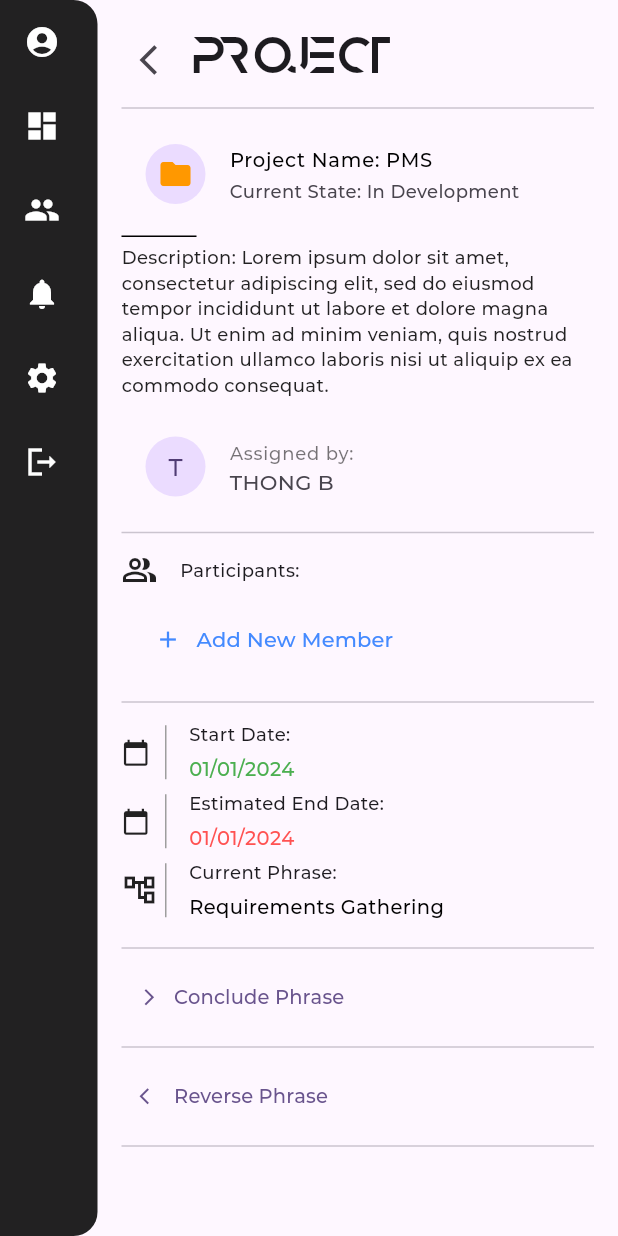
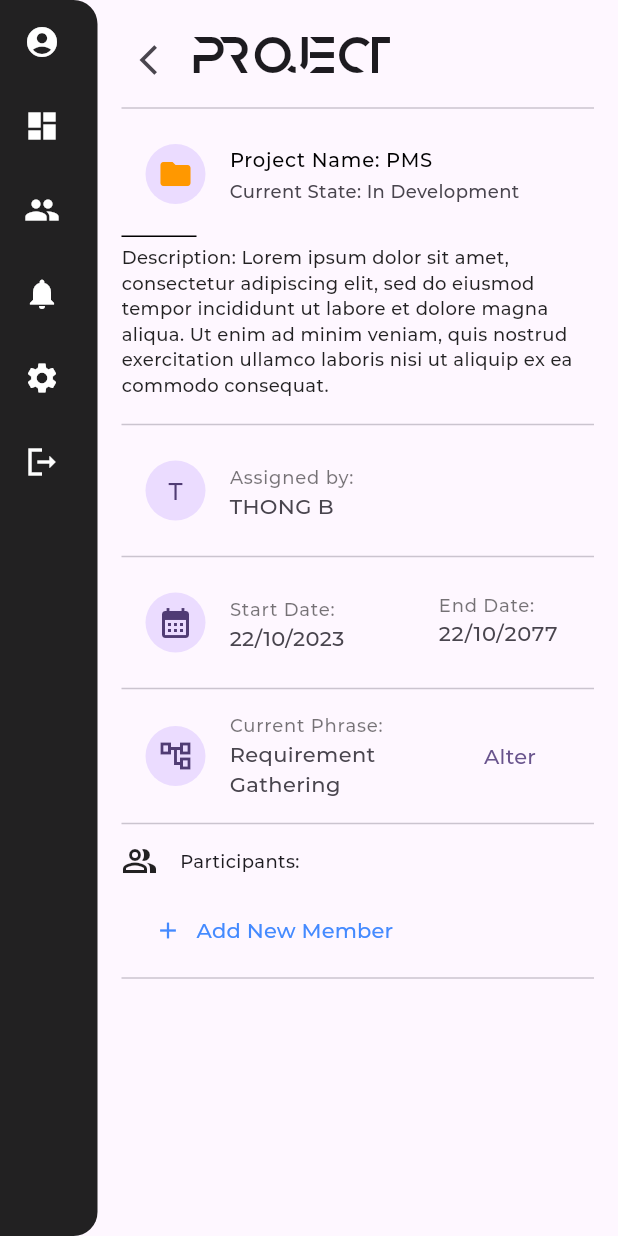
Before and after one commit to thongbui123/cap2_pmapp, a Flutter app: the projectScreen screen opened directly, on a phone screen of 412 x 824 dp. Run offline on Flutter 3.47's test engine with Material 3 defaults, Android fonts, the light colour scheme and no system bars; our stand-ins replace firebase_auth, firebase_core, firebase_database, firebase_storage, fl_chart, fluttertoast and 4 more; missing offline and left inert: ndialog; accounts and stored records are empty; project files that could hold a hidden picture were left out.

Commit message:
Project Detail

```diff
--- a/lib/views/project_detail_screen.dart
+++ b/lib/views/project_detail_screen.dart
@@ -75,6 +75,7 @@ class _projectScreenState extends State<projectScreen> {
                       Text('Description: Lorem ipsum dolor sit amet, consectetur adipiscing elit, sed do eiusmod tempor incididunt ut labore et dolore magna aliqua. Ut enim ad minim veniam, quis nostrud exercitation ullamco laboris nisi ut aliquip ex ea commodo consequat.'
                         , style: TextStyle(fontFamily: 'MontMed', color: Colors.black87, fontSize: 12),),
                       SizedBox(height: 10),
+                      Divider(),
                       ListTile(
                         leading: CircleAvatar(
                             child: Text(
@@ -82,8 +83,33 @@ class _projectScreenState extends State<projectScreen> {
                               style: TextStyle(fontFamily: 'MontMed'),
                             )
                         ),
-                        title: Text('Assigned by:', style: TextStyle(fontFamily: 'MontMed', fontSize: 12, color: Colors.black54)),
+                        title: Text('Assigned by: ', style: TextStyle(fontFamily: 'MontMed', fontSize: 12, color: Colors.black54)),
                         subtitle: Text('THONG B', style: TextStyle(fontFamily: 'MontMed', fontSize: 14)),
+                      ),
+                      Divider(),
+                      ListTile(
+                        leading: CircleAvatar(
+                          child: Icon(Icons.calendar_month),
+                        ),
+                        title: Text('Start Date: ', style: TextStyle(fontFamily: 'MontMed', fontSize: 12, color: Colors.black54)),
+                        subtitle: Text('22/10/2023', style: TextStyle(fontFamily: 'MontMed', fontSize: 14)),
+                        trailing: Column(
+                            crossAxisAlignment: CrossAxisAlignment.start,
+                            children: [
+                              SizedBox(height: 8),
+                              Text('End Date: ', style: TextStyle(fontFamily: 'MontMed', fontSize: 12, color: Colors.black54)),
+                              Text('22/10/2077', style: TextStyle(fontFamily: 'MontMed', fontSize: 14))
+                            ]
+                        ),
+                      ),
+                      Divider(),
+                      ListTile(
+                          leading: CircleAvatar(
+                            child: Icon(Icons.account_tree_outlined),
+                          ),
+                          title: Text('Current Phrase: ', style: TextStyle(fontFamily: 'MontMed', fontSize: 12, color: Colors.black54)),
+                          subtitle: Text('Requirement Gathering', style: TextStyle(fontFamily: 'MontMed', fontSize: 14)),
+                          trailing: TextButton(onPressed: (){_showStateDrawer(context);}, child: Text('Alter', style: TextStyle(fontFamily: 'MontMed', fontSize: 14)))
                       ),
                       Divider(),
                       SizedBox(height: 5),
@@ -140,102 +166,6 @@ class _projectScreenState extends State<projectScreen> {
                                   style: TextStyle(fontFamily: 'MontMed', color: Colors.blueAccent),
                                 ),
                               ],
-                            ),
-                          )
-                      ),
-                      SizedBox(height: 10),
-                      Divider(),
-                      SizedBox(height: 5),
-                      Row(
-                        children: [
-                          Icon(Icons.calendar_today, size: 19, color: Colors.black87,),
-                          SizedBox(width: 10),
-                          Container(width: 1, height: 36, color: Colors.grey,),
-                          SizedBox(width: 15),
-                          Column(
-                            crossAxisAlignment: CrossAxisAlignment.start,
-                            children: [
-                              Text('Start Date:', style: TextStyle(fontFamily: 'MontMed', fontSize: 12),),
-                              SizedBox(height: 5),
-                              Text('01/01/2024', style: TextStyle(fontFamily: 'MontMed', fontSize: 13, color: Colors.green),)
-                            ],
-                          ),
-                        ],
-                      ),
-                      SizedBox(height: 5),
-                      Row(
-                        children: [
-                          Icon(Icons.calendar_today, size: 19, color: Colors.black87,),
-                          SizedBox(width: 10),
-                          Container(width: 1, height: 36, color: Colors.grey,),
-                          SizedBox(width: 15),
-                          Column(
-                            crossAxisAlignment: CrossAxisAlignment.start,
-                            children: [
-                              Text('Estimated End Date:', style: TextStyle(fontFamily: 'MontMed', fontSize: 12),),
-                              SizedBox(height: 5),
-                              Text('01/01/2024', style: TextStyle(fontFamily: 'MontMed', fontSize: 13, color: Colors.redAccent),)
-                            ],
-                          ),
-                        ],
-                      ),
-                      SizedBox(height: 5),
-                      Row(
-                        children: [
-                          Icon(Icons.account_tree_outlined, color: Colors.black87,),
-                          SizedBox(width: 5),
-                          Container(width: 1, height: 36, color: Colors.grey,),
-                          SizedBox(width: 15),
-                          Column(
-                            crossAxisAlignment: CrossAxisAlignment.start,
-                            children: [
-                              Text('Current Phrase:', style: TextStyle(fontFamily: 'MontMed', fontSize: 12),),
-                              SizedBox(height: 5),
-                              Text('Requirements Gathering', style: TextStyle(fontFamily: 'MontMed', fontSize: 13, color: Colors.black),)
-                            ],
-                          ),
-                        ],
-                      ),
-                      SizedBox(height: 10),
-                      Divider(),
-                      Container(
-                          height: 50,
-                          width: 200,
-                          child: TextButton(
-                            onPressed: () {},
-                            child: Container(
-                              child: const Row(
-                                mainAxisAlignment: MainAxisAlignment.start,
-                                children: [
-                                  Icon(Icons.arrow_forward_ios, size: 13),
-                                  SizedBox(width: 10),
-                                  Text(
-                                    'Conclude Phrase',
-                                    style: TextStyle(fontFamily: 'MontMed', fontSize: 13),
-                                  ),
-                                ],
-                              ),
-                            ),
-                          )
-                      ),
-                      Divider(),
-                      Container(
-                          height: 50,
-                          width: 200,
-                          child: TextButton(
-                            onPressed: () {},
-                            child: Container(
-                              child: const Row(
-                                mainAxisAlignment: MainAxisAlignment.start,
-                                children: [
-                                  Icon(Icons.arrow_back_ios, size: 13),
-                                  SizedBox(width: 10),
-                                  Text(
-                                    'Reverse Phrase',
-                                    style: TextStyle(fontFamily: 'MontMed', fontSize: 13),
-                                  ),
-                                ],
-                              ),
                             ),
                           )
                       ),
@@ -303,6 +233,46 @@ class _projectScreenState extends State<projectScreen> {
     );
   }
 
+  void _showStateDrawer(BuildContext context) {
+    showModalBottomSheet(
+      context: context,
+      builder: (BuildContext context) {
+        return Container(
+          // Your bottom drawer content goes here
+          child: Column(
+            mainAxisSize: MainAxisSize.min,
+            crossAxisAlignment: CrossAxisAlignment.start,
+            children: <Widget>[
+              SizedBox(height: 20),
+              Row(
+                children: [
+                  SizedBox(width: 25),
+                  Text('State:', style: TextStyle(fontFamily: 'MontMed', fontSize: 16)),
+                ],
+              ),
+              SizedBox(height: 5),
+              Divider(),
+              ListTile(
+                leading: Icon(Icons.arrow_back),
+                title: Text('Reverse Phrase', style: TextStyle(fontFamily: 'MontMed', fontSize: 14)),
+                onTap: () {
+                  Navigator.pop(context);
+                },
+              ),
+              ListTile(
+                leading: Icon(Icons.arrow_forward),
+                title: Text('Conclude Phrase', style: TextStyle(fontFamily: 'MontMed', fontSize: 14)),
+                onTap: () {
+                  Navigator.pop(context);
+                },
+              ),
+            ],
+          ),
+        );
+      },
+    );
+  }
+
   void _removeMember(String member) {
     setState(() {
       currentList.remove(member);
```
